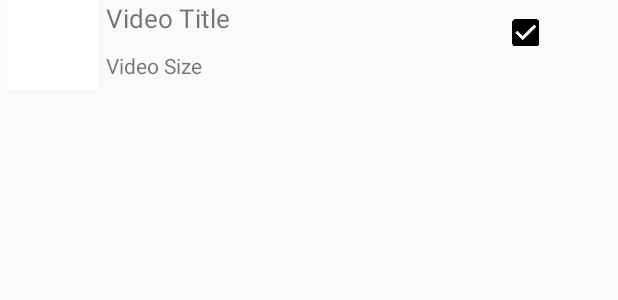
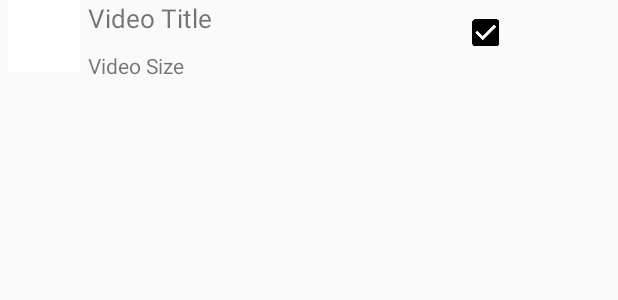
Before and after one commit to Gilwe/VideoManager, an Android app: the layout custom_row.xml on its own in the app's theme, with its tools: preview values and no code run, on a phone screen of 412 x 824 dp. Shown: the top 300 px of the screen. Run offline under Robolectric (Android 15) with nearby library versions, the phone set to English and light mode, and no system bars.

```diff
--- a/app/src/main/res/layout/custom_row.xml
+++ b/app/src/main/res/layout/custom_row.xml
@@ -17,7 +17,7 @@
 
     <TextView
         android:text="Video Title"
-        android:layout_width="268dp"
+        android:layout_width="253dp"
         android:layout_height="wrap_content"
         android:layout_marginLeft="5dp"
         android:layout_marginBottom="5dp"
@@ -27,13 +27,13 @@
         android:textSize="17.5dp" />
 
     <ImageView
-        android:layout_width="60dp"
-        android:layout_height="60dp"
+        android:layout_width="48dp"
         app:srcCompat="@android:color/background_light"
         android:id="@+id/imageView"
         android:layout_row="0"
         android:layout_column="0"
-        android:layout_rowSpan="2"/>
+        android:layout_rowSpan="2"
+        android:layout_height="48dp" />
 
     <TextView
         android:text="Video Size"
```
Also changed, not shown: app/src/main/java/com/example/gilad/videomanager/CustomAdapter.java (+27 -6 lines).
